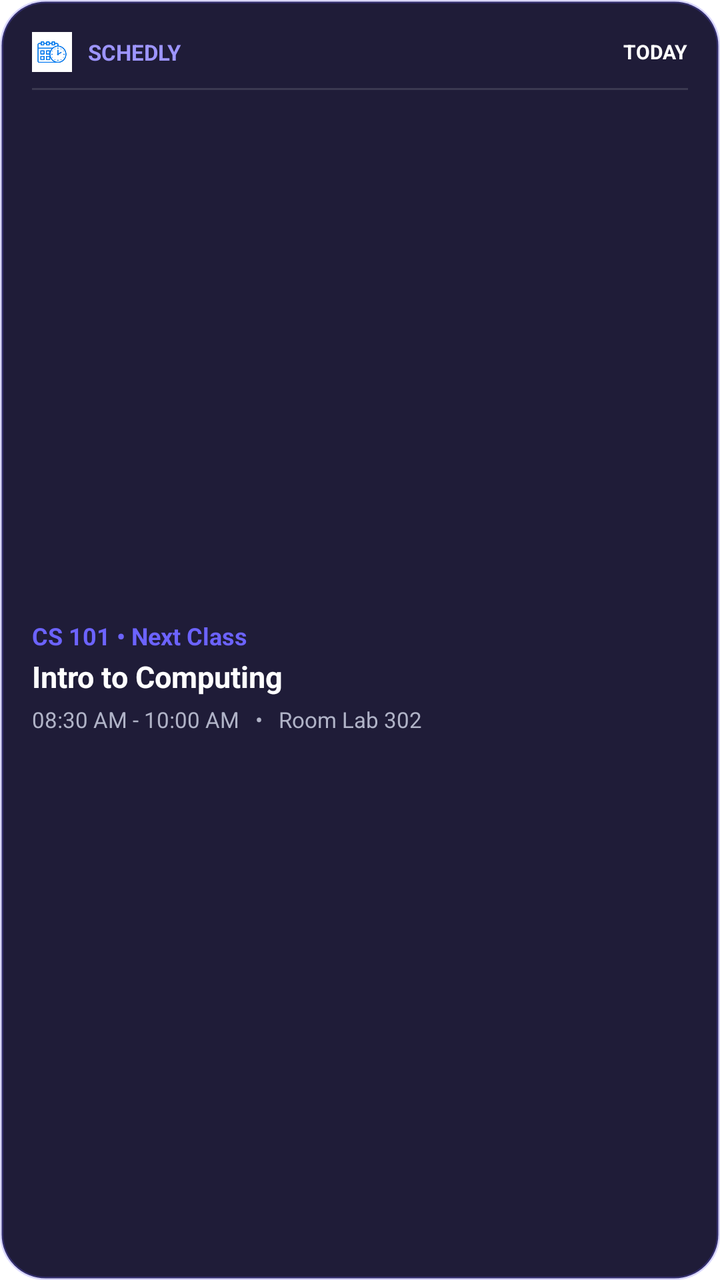
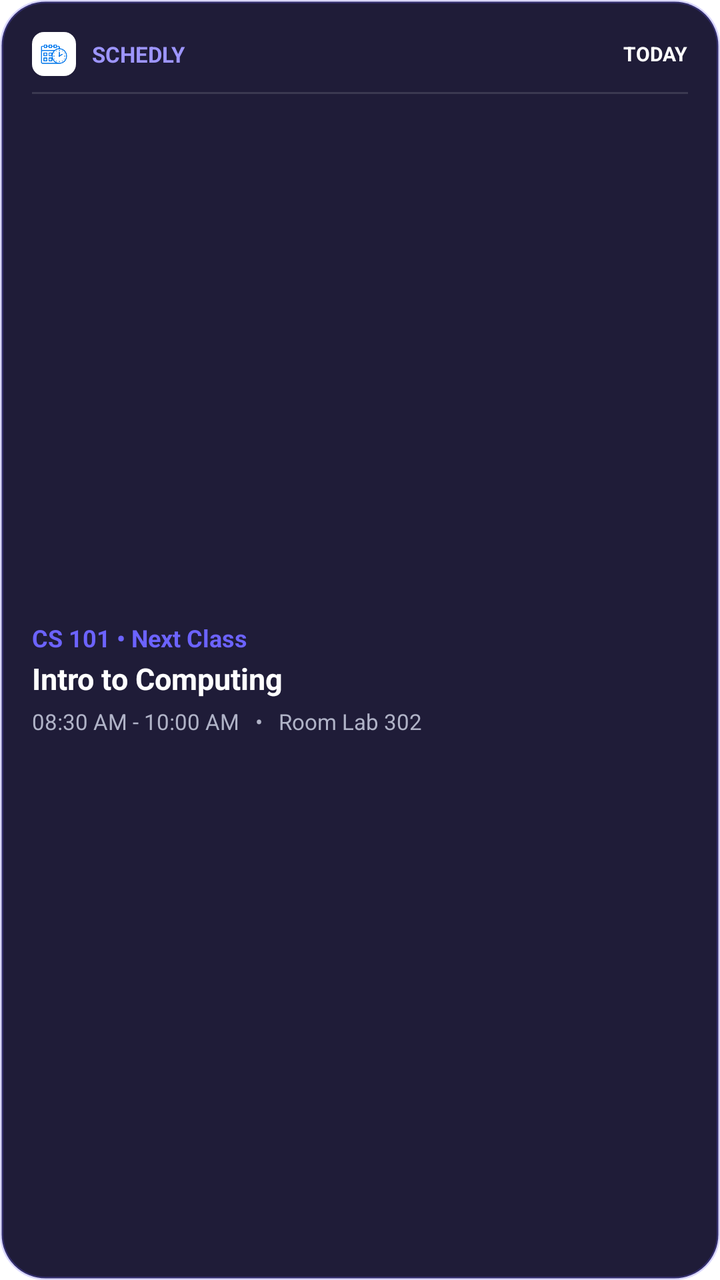

An Android layout rendered at two revisions. The XML below is the earlier revision; the diff shows what the commit changed to produce the second picture.
<!-- AndroidManifest.xml: fallback theme Theme.MaterialComponents.DayNight.NoActionBar -->
<!-- res/layout/schedule_app_widget.xml -->
<?xml version="1.0" encoding="utf-8"?>
<LinearLayout xmlns:android="http://schemas.android.com/apk/res/android"
    android:id="@+id/widget_container"
    android:layout_width="match_parent"
    android:layout_height="match_parent"
    android:background="@drawable/widget_bg_rounded"
    android:orientation="vertical"
    android:padding="16dp">

    
    <LinearLayout
        android:layout_width="match_parent"
        android:layout_height="wrap_content"
        android:gravity="center_vertical"
        android:orientation="horizontal">

        <ImageView
            android:layout_width="20dp"
            android:layout_height="20dp"
            android:src="@mipmap/ic_launcher"
            android:contentDescription="Schedly" />

        <TextView
            android:id="@+id/widget_title"
            android:layout_width="0dp"
            android:layout_height="wrap_content"
            android:layout_marginStart="8dp"
            android:layout_weight="1"
            android:text="SCHEDLY"
            android:textColor="#9D95FF"
            android:textSize="11sp"
            android:textStyle="bold" />

        <TextView
            android:id="@+id/widget_day"
            android:layout_width="wrap_content"
            android:layout_height="wrap_content"
            android:text="TODAY"
            android:textColor="#FFFFFF"
            android:textSize="10sp"
            android:textStyle="bold" />
    </LinearLayout>

    <View
        android:layout_width="match_parent"
        android:layout_height="1dp"
        android:layout_marginTop="8dp"
        android:layout_marginBottom="8dp"
        android:background="#20FFFFFF" />

    
    <LinearLayout
        android:layout_width="match_parent"
        android:layout_height="0dp"
        android:layout_weight="1"
        android:gravity="center_vertical"
        android:orientation="vertical">

        <TextView
            android:id="@+id/widget_subject_code"
            android:layout_width="wrap_content"
            android:layout_height="wrap_content"
            android:text="CS 101 • Next Class"
            android:textColor="#6C63FF"
            android:textSize="12sp"
            android:textStyle="bold" />

        <TextView
            android:id="@+id/widget_subject_name"
            android:layout_width="match_parent"
            android:layout_height="wrap_content"
            android:layout_marginTop="2dp"
            android:ellipsize="end"
            android:maxLines="1"
            android:text="Intro to Computing"
            android:textColor="#FFFFFF"
            android:textSize="15sp"
            android:textStyle="bold" />

        <LinearLayout
            android:layout_width="match_parent"
            android:layout_height="wrap_content"
            android:layout_marginTop="4dp"
            android:gravity="center_vertical"
            android:orientation="horizontal">

            <TextView
                android:id="@+id/widget_time"
                android:layout_width="wrap_content"
                android:layout_height="wrap_content"
                android:text="08:30 AM - 10:00 AM"
                android:textColor="#B0B3C7"
                android:textSize="11sp" />

            <TextView
                android:layout_width="wrap_content"
                android:layout_height="wrap_content"
                android:layout_marginStart="8dp"
                android:layout_marginEnd="8dp"
                android:text="•"
                android:textColor="#B0B3C7"
                android:textSize="11sp" />

            <TextView
                android:id="@+id/widget_room"
                android:layout_width="wrap_content"
                android:layout_height="wrap_content"
                android:text="Room Lab 302"
                android:textColor="#B0B3C7"
                android:textSize="11sp" />
        </LinearLayout>
    </LinearLayout>
</LinearLayout>
<!-- resources referenced by this layout -->
<resources>
  <!-- drawable widget_bg_rounded (drawable) -->
  <?xml version="1.0" encoding="utf-8"?>
  <shape xmlns:android="http://schemas.android.com/apk/res/android"
      android:shape="rectangle">
      <solid android:color="#1F1C38" />
      <corners android:radius="22dp" />
      <stroke
          android:width="1.5dp"
          android:color="#406C63FF" />
  </shape>
  <!-- mipmap ic_launcher: png bitmap (mipmap-hdpi, 3551 bytes) -->
</resources>

<!-- the commit's change to res/layout/schedule_app_widget.xml (unified diff, before → after) -->
@@ -15,8 +15,11 @@
         android:orientation="horizontal">
 
         <ImageView
-            android:layout_width="20dp"
-            android:layout_height="20dp"
+            android:layout_width="22dp"
+            android:layout_height="22dp"
+            android:background="@drawable/widget_logo_rounded"
+            android:padding="2dp"
+            android:scaleType="fitCenter"
             android:src="@mipmap/ic_launcher"
             android:contentDescription="Schedly" />
 
@@ -41,7 +44,8 @@
             android:textStyle="bold" />
     </LinearLayout>
 
-    <View
+    
+    <FrameLayout
         android:layout_width="match_parent"
         android:layout_height="1dp"
         android:layout_marginTop="8dp"
<!-- resource entries referenced after the edit -->
@@ -10,6 +10,13 @@
           android:width="1.5dp"
           android:color="#406C63FF" />
   </shape>
+  <!-- drawable widget_logo_rounded (drawable) -->
+  <?xml version="1.0" encoding="utf-8"?>
+  <shape xmlns:android="http://schemas.android.com/apk/res/android"
+      android:shape="rectangle">
+      <solid android:color="#FFFFFF" />
+      <corners android:radius="6dp" />
+  </shape>
   <!-- mipmap ic_launcher: png bitmap (mipmap-hdpi, 3551 bytes) -->
 </resources>
 
